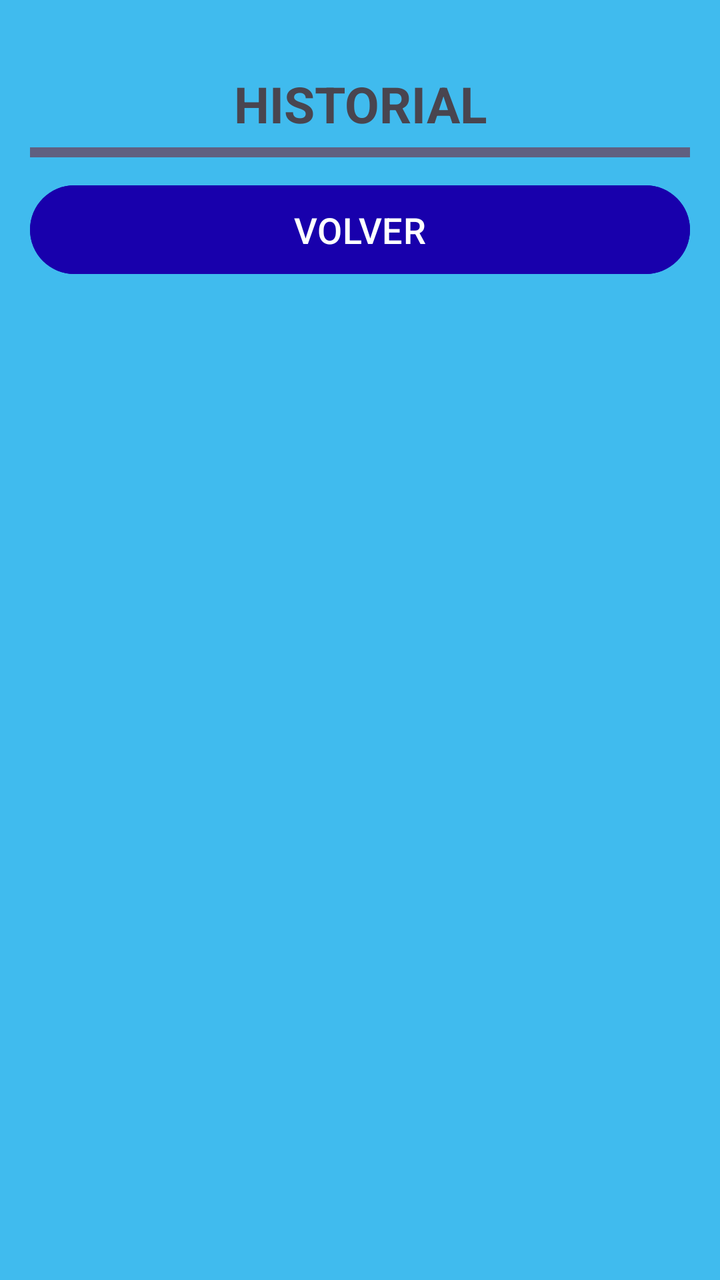
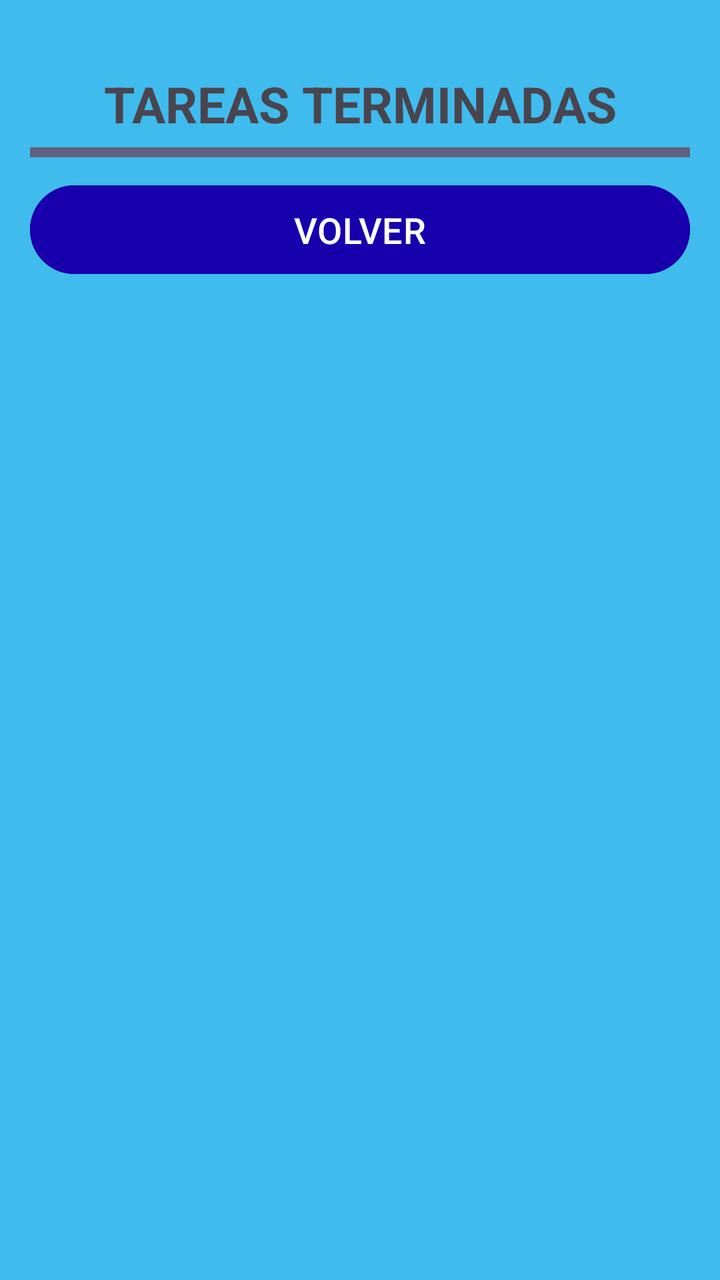

Before-and-after screenshots of an Android layout around one commit, followed by the original layout XML and the change that was made.
<!-- AndroidManifest.xml: application theme Theme.SuperSexiBoys -->
<!-- res/layout/activity_tareas_terminadas.xml -->
<?xml version="1.0" encoding="utf-8"?>
<androidx.constraintlayout.widget.ConstraintLayout
    xmlns:android="http://schemas.android.com/apk/res/android"
    xmlns:app="http://schemas.android.com/apk/res-auto"
    android:layout_width="match_parent"
    android:layout_height="match_parent"
    android:background="@color/celeste"
    android:padding="15dp">

    <TextView
        android:id="@+id/tituloHistorial"
        android:layout_width="match_parent"
        android:layout_height="wrap_content"
        android:gravity="center"
        android:text="HISTORIAL"
        android:textSize="25sp"
        android:textStyle="bold"
        android:layout_marginTop="20dp"
        app:layout_constraintTop_toTopOf="parent"
        app:layout_constraintStart_toStartOf="parent" />

    <TextView
        android:id="@+id/lineaSeparadoraHisto"
        android:layout_width="match_parent"
        android:layout_height="5dp"
        app:layout_constraintTop_toBottomOf="@+id/tituloHistorial"
        android:layout_marginTop="5dp"
        android:layout_marginBottom="15dp"
        android:background="@color/plomo_oscuro" />

    <Button
        android:id="@+id/btnVolver"
        android:layout_width="match_parent"
        android:layout_height="wrap_content"
        android:text="VOLVER"
        android:textColor="@color/white"
        android:textSize="18sp"
        android:backgroundTint="@color/azul_oscuro"
        android:padding="10dp"
        android:layout_marginTop="10dp"
        app:layout_constraintStart_toStartOf="parent"
        app:layout_constraintTop_toBottomOf="@id/lineaSeparadoraHisto"/>

    <androidx.recyclerview.widget.RecyclerView
        android:id="@+id/recyclerViewTerminadas"
        android:layout_width="match_parent"
        android:layout_height="0dp"
        android:layout_marginTop="15dp"
        app:layout_constraintTop_toBottomOf="@id/btnVolver"
        app:layout_constraintBottom_toBottomOf="parent"
        app:layout_constraintStart_toStartOf="parent"
        app:layout_constraintEnd_toEndOf="parent"/>

</androidx.constraintlayout.widget.ConstraintLayout>
<!-- resources referenced by this layout -->
<resources>
  <color name="azul_oscuro">#1800AC</color>
  <color name="celeste">#40BBEE</color>
  <color name="plomo_oscuro">#606080</color>
  <color name="white">#FFFFFFFF</color>
  <style name="Theme.SuperSexiBoys" parent="Base.Theme.SuperSexiBoys" />
  <style name="Base.Theme.SuperSexiBoys" parent="Theme.Material3.DayNight.NoActionBar">
          
          
      </style>
</resources>

<!-- the commit's change to res/layout/activity_tareas_terminadas.xml (unified diff, before → after) -->
@@ -12,7 +12,7 @@
         android:layout_width="match_parent"
         android:layout_height="wrap_content"
         android:gravity="center"
-        android:text="HISTORIAL"
+        android:text="@string/terminadas_historial"
         android:textSize="25sp"
         android:textStyle="bold"
         android:layout_marginTop="20dp"
@@ -32,7 +32,7 @@
         android:id="@+id/btnVolver"
         android:layout_width="match_parent"
         android:layout_height="wrap_content"
-        android:text="VOLVER"
+        android:text="@string/terminadas_volver"
         android:textColor="@color/white"
         android:textSize="18sp"
         android:backgroundTint="@color/azul_oscuro"
<!-- resource entries referenced after the edit -->
@@ -4,6 +4,8 @@
   <color name="celeste">#40BBEE</color>
   <color name="plomo_oscuro">#606080</color>
   <color name="white">#FFFFFFFF</color>
+  <string name="terminadas_historial">TAREAS TERMINADAS</string>
+  <string name="terminadas_volver">VOLVER</string>
   <style name="Theme.SuperSexiBoys" parent="Base.Theme.SuperSexiBoys" />
   <style name="Base.Theme.SuperSexiBoys" parent="Theme.Material3.DayNight.NoActionBar">
           
